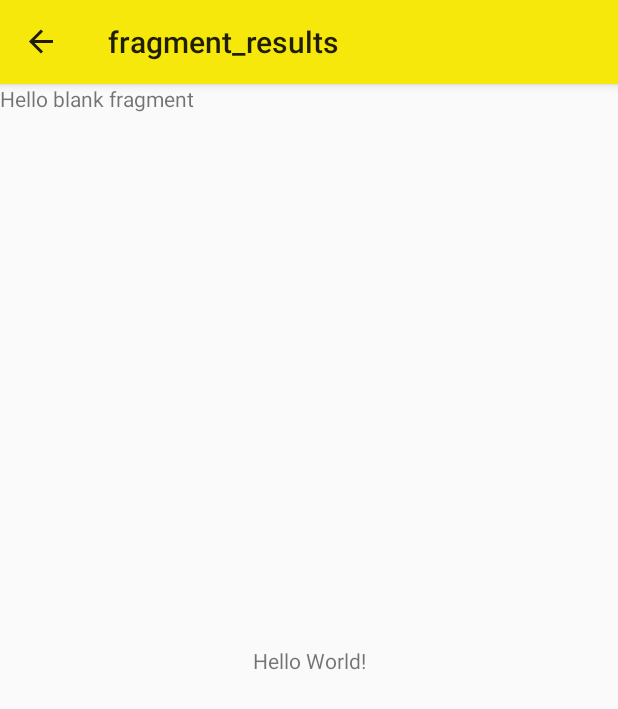
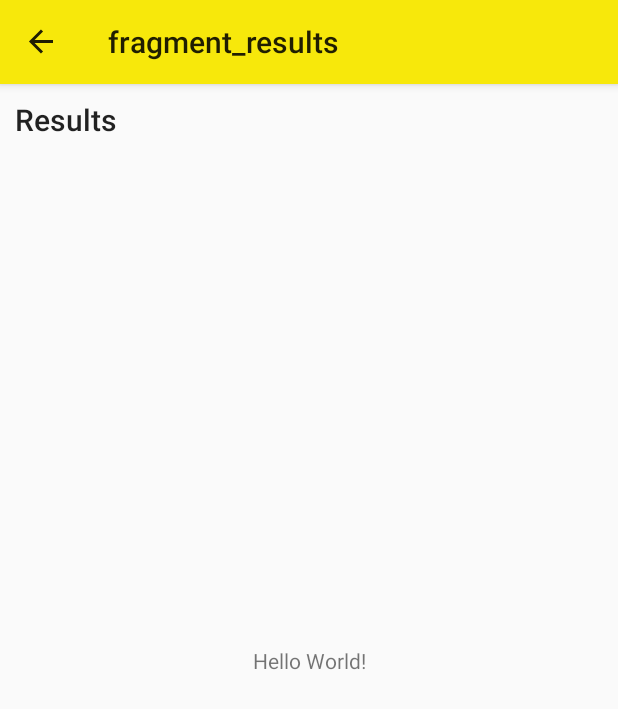
Before and after one commit to Mafe0394/MercadoPago, an Android app: the screen it shows after launch (MainActivity), after a tap on an icon or button, on a phone screen of 412 x 824 dp. Shown: the top 709 px of the screen. Run offline under Robolectric (Android 15) with nearby library versions, the phone set to English and light mode, and no system bars; our stand-ins replace Timber, data binding, navigation-ui.

Commit message:
Recycler View, View Model and ViewModelFactory in resultsFragment

```diff
--- a/app/src/main/java/com/projects/mercadopago/uiControllers/fragments/ResultsFragment.kt
+++ b/app/src/main/java/com/projects/mercadopago/uiControllers/fragments/ResultsFragment.kt
@@ -5,21 +5,35 @@ import androidx.fragment.app.Fragment
 import android.view.LayoutInflater
 import android.view.View
 import android.view.ViewGroup
+import androidx.fragment.app.viewModels
 import com.projects.mercadopago.R
+import com.projects.mercadopago.databinding.FragmentResultsBinding
+import com.projects.mercadopago.databinding.FragmentSearchBinding
+import com.projects.mercadopago.viewModels.ResultsViewModel
+import com.projects.mercadopago.viewModels.SearchViewModel
+import com.projects.mercadopago.viewModels.viewModelsFactory.ResultsViewModelFactory
+import com.projects.mercadopago.viewModels.viewModelsFactory.SearchViewModelFactory
 import timber.log.Timber
 
 
 class ResultsFragment : Fragment() {
 
+    private val viewModel by viewModels<ResultsViewModel> {
+        ResultsViewModelFactory()
+    }
+    private lateinit var binding: FragmentResultsBinding
+
     override fun onCreateView(
         inflater: LayoutInflater, container: ViewGroup?,
         savedInstanceState: Bundle?
-    ): View? {
+    ): View {
         // Inflate the layout for this fragment
+        binding= FragmentResultsBinding.inflate(inflater)
+
 
         val arguments=ResultsFragmentArgs.fromBundle(requireArguments())
         Timber.i(arguments.queryString)
-        return inflater.inflate(R.layout.fragment_results, container, false)
+        return binding.root
     }
 
 }
--- a/app/src/main/java/com/projects/mercadopago/viewModels/ResultsViewModel.kt
+++ b/app/src/main/java/com/projects/mercadopago/viewModels/ResultsViewModel.kt
@@ -1,4 +1,6 @@
 package com.projects.mercadopago.viewModels
 
-class ResultsViewModel {
+import androidx.lifecycle.ViewModel
+
+class ResultsViewModel:ViewModel() {
 }
--- a/app/src/main/res/layout/fragment_results.xml
+++ b/app/src/main/res/layout/fragment_results.xml
@@ -1,14 +1,35 @@
 <?xml version="1.0" encoding="utf-8"?>
-<FrameLayout xmlns:android="http://schemas.android.com/apk/res/android"
+<layout xmlns:android="http://schemas.android.com/apk/res/android"
     xmlns:tools="http://schemas.android.com/tools"
-    android:layout_width="match_parent"
-    android:layout_height="match_parent"
+    xmlns:app="http://schemas.android.com/apk/res-auto"
     tools:context=".uiControllers.fragments.ResultsFragment">
 
-    <!-- TODO: Update blank fragment layout -->
-    <TextView
+    <data>
+
+    </data>
+
+    <androidx.constraintlayout.widget.ConstraintLayout
         android:layout_width="match_parent"
         android:layout_height="match_parent"
-        android:text="@string/hello_blank_fragment" />
+        android:padding="@dimen/_10dp">
 
-</FrameLayout>
+
+        <TextView
+            app:layout_constraintTop_toTopOf="parent"
+            app:layout_constraintStart_toStartOf="parent"
+            android:id="@+id/resultsTextView"
+            android:layout_width="wrap_content"
+            android:layout_height="wrap_content"
+            android:text="@string/results"
+            android:textAppearance="@style/TextAppearance.AppCompat.Title"/>
+        <androidx.recyclerview.widget.RecyclerView
+            android:id="@+id/resultsRecyclerView"
+            android:layout_width="@dimen/_0dp"
+            android:layout_height="@dimen/_0dp"
+            app:layout_constraintTop_toBottomOf="@id/resultsTextView"
+            app:layout_constraintBottom_toBottomOf="parent"
+            app:layout_constraintStart_toStartOf="parent"
+            app:layout_constraintEnd_toEndOf="parent"/>
+
+    </androidx.constraintlayout.widget.ConstraintLayout>
+</layout>
--- a/app/src/main/res/layout/fragment_search.xml
+++ b/app/src/main/res/layout/fragment_search.xml
@@ -13,7 +13,7 @@
     android:layout_width="match_parent"
     android:orientation="vertical"
     android:layout_height="match_parent"
-    android:padding="@dimen/_25dp">
+    android:padding="@dimen/_10dp">
     <TextView
         android:id="@+id/categoriesTextView"
         android:layout_width="wrap_content"
--- /dev/null
+++ b/app/src/main/res/layout/holder_results_recycler_view.xml
@@ -0,0 +1,6 @@
+<?xml version="1.0" encoding="utf-8"?>
+<androidx.constraintlayout.widget.ConstraintLayout xmlns:android="http://schemas.android.com/apk/res/android"
+    android:layout_width="match_parent"
+    android:layout_height="match_parent">
+
+</androidx.constraintlayout.widget.ConstraintLayout>
--- a/app/src/main/res/values/strings.xml
+++ b/app/src/main/res/values/strings.xml
@@ -6,4 +6,5 @@
     <string name="products">Products</string>
     <string name="search_hint">Search MercadoPago</string>
     <string name="filter_by_category">Filter by category</string>
+    <string name="results">Results</string>
 </resources>
```
Also changed, not shown: app/src/main/java/com/projects/mercadopago/viewModels/viewModelsFactory/ResultsViewModelFactory.kt (+8 -1 lines).
